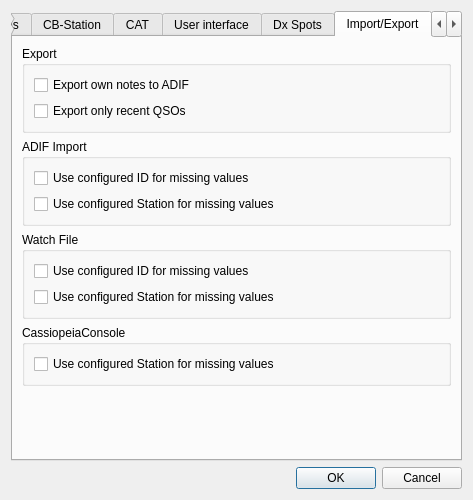
Above: ui_files/DragonLog_Settings.ui from gitandy/DragonLog before the change. Below: the same form after it.
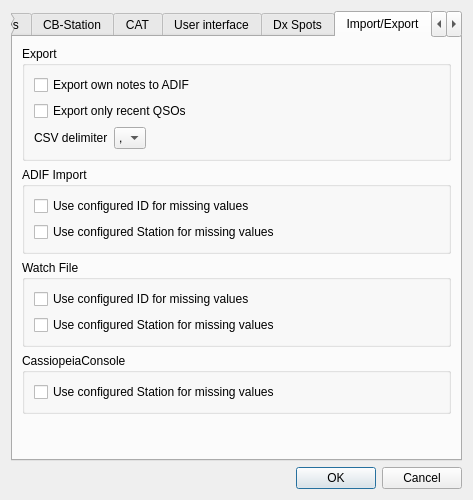
That is the form after the change. The open tabs and pages were chosen to show the change.

Commit message: Select CSV delimiter for import/export

```diff
--- a/ui_files/DragonLog_Settings.ui
+++ b/ui_files/DragonLog_Settings.ui
@@ -871,6 +871,44 @@
             </property>
            </widget>
           </item>
+          <item>
+           <layout class="QHBoxLayout" name="horizontalLayout_4">
+            <item>
+             <widget class="QLabel" name="label_26">
+              <property name="text">
+               <string>CSV delimiter</string>
+              </property>
+             </widget>
+            </item>
+            <item>
+             <widget class="QComboBox" name="csvDelimiterComboBox">
+              <item>
+               <property name="text">
+                <string>,</string>
+               </property>
+              </item>
+              <item>
+               <property name="text">
+                <string>;</string>
+               </property>
+              </item>
+             </widget>
+            </item>
+            <item>
+             <spacer name="horizontalSpacer">
+              <property name="orientation">
+               <enum>Qt::Horizontal</enum>
+              </property>
+              <property name="sizeHint" stdset="0">
+               <size>
+                <width>40</width>
+                <height>20</height>
+               </size>
+              </property>
+             </spacer>
+            </item>
+           </layout>
+          </item>
          </layout>
         </widget>
        </item>
```
The commit also changes 5 other files.
